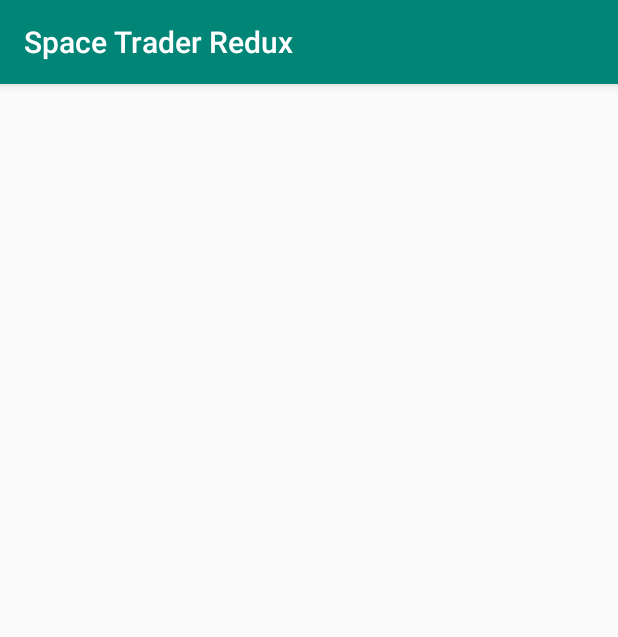
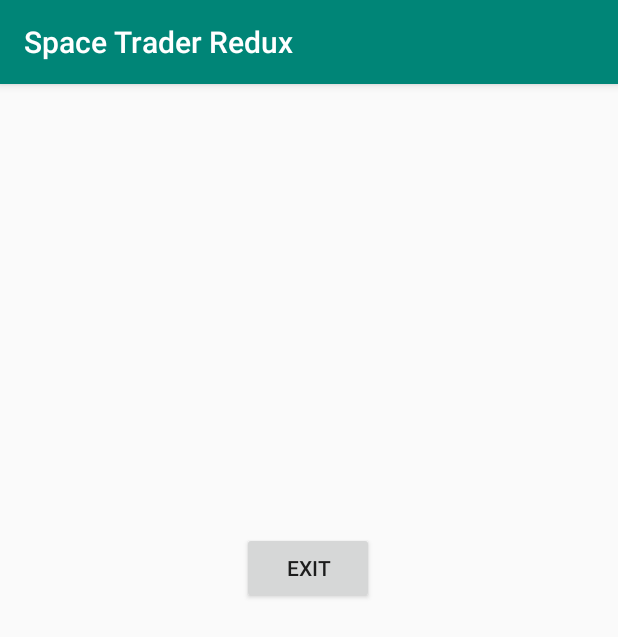
Before and after one commit to atneya-nair/spacetrader-android, an Android app: the SuccessView screen opened directly, with no data from a screen before it, on a phone screen of 412 x 824 dp. Shown: the top 637 px of the screen. Run offline under Robolectric (Android 15) with nearby library versions, the phone set to English and light mode, and no system bars.

Commit message:
Added exit feature

```diff
--- a/app/src/main/java/edu/gatech/cs2340/spacetraderredux/Views/SplashActivity.java
+++ b/app/src/main/java/edu/gatech/cs2340/spacetraderredux/Views/SplashActivity.java
@@ -21,7 +21,12 @@ public class SplashActivity extends AppCompatActivity {
 
                 SplashActivity.this.startActivity(activityChangeIntent);
             }
+
         });
+
+        if (getIntent().getBooleanExtra("EXIT", false)) {   // To be removed...
+            finish();
+        }
     }
 
 
--- a/app/src/main/java/edu/gatech/cs2340/spacetraderredux/Views/SuccessView.java
+++ b/app/src/main/java/edu/gatech/cs2340/spacetraderredux/Views/SuccessView.java
@@ -3,8 +3,9 @@ package edu.gatech.cs2340.spacetraderredux.Views;
 import android.content.Intent;
 import android.support.v7.app.AppCompatActivity;
 import android.os.Bundle;
+import android.view.View;
+import android.widget.Button;
 import android.widget.TextView;
-import android.widget.Toast;
 
 import edu.gatech.cs2340.spacetraderredux.R;
 
@@ -17,11 +18,16 @@ public class SuccessView extends AppCompatActivity {
         Intent intent = getIntent();
         TextView successText = (TextView) findViewById(R.id.successTextView);
         successText.setText(intent.getStringExtra("playerData"));
-    }
+        final Button exitButton = (Button) findViewById(R.id.exitButton);
+        exitButton.setOnClickListener(new View.OnClickListener() {
+            public void onClick(View v) {
+                Intent intent = new Intent(getApplicationContext(), SplashActivity.class);
+                intent.addFlags(Intent.FLAG_ACTIVITY_CLEAR_TOP);
+                intent.putExtra("EXIT", true);
+                startActivity(intent);
 
-    public  void receiveConfigData(String nameText, String difficultyText, String pilotText, String fighterText,
-                                  String traderText, String engineerText) {
-        //TextView successText = (TextView) findViewById(R.)
+            }
 
+        });
     }
 }
--- a/app/src/main/res/layout/activity_success_view.xml
+++ b/app/src/main/res/layout/activity_success_view.xml
@@ -13,4 +13,20 @@
         android:text="TextView"
         tools:layout_editor_absoluteX="145dp"
         tools:layout_editor_absoluteY="213dp" />
+
+    <Button
+        android:id="@+id/exitButton"
+        android:layout_width="wrap_content"
+        android:layout_height="wrap_content"
+        android:layout_marginStart="8dp"
+        android:layout_marginTop="8dp"
+        android:layout_marginEnd="8dp"
+        android:layout_marginBottom="8dp"
+        android:text="EXIT"
+        app:layout_constraintBottom_toBottomOf="parent"
+        app:layout_constraintEnd_toEndOf="parent"
+        app:layout_constraintHorizontal_bias="0.498"
+        app:layout_constraintStart_toStartOf="parent"
+        app:layout_constraintTop_toTopOf="parent"
+        app:layout_constraintVertical_bias="0.413" />
 </android.support.constraint.ConstraintLayout>
```
Also changed, not shown: app/src/main/java/edu/gatech/cs2340/spacetraderredux/Views/ConfigurationActivity.java (+1 -9 lines).
